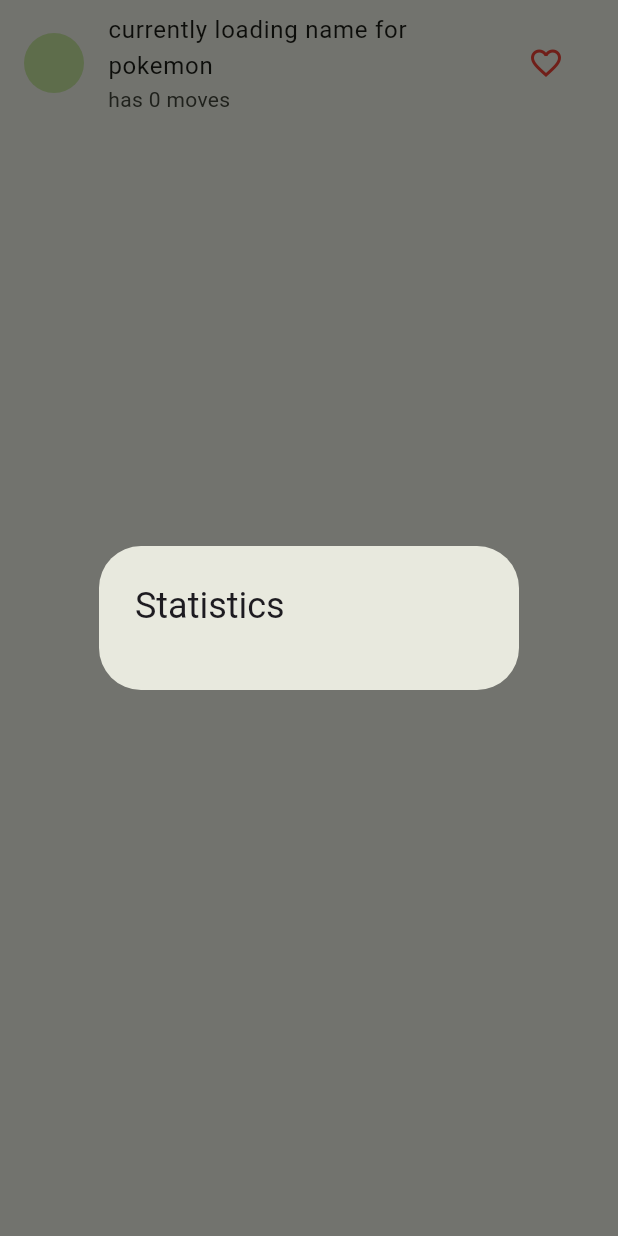
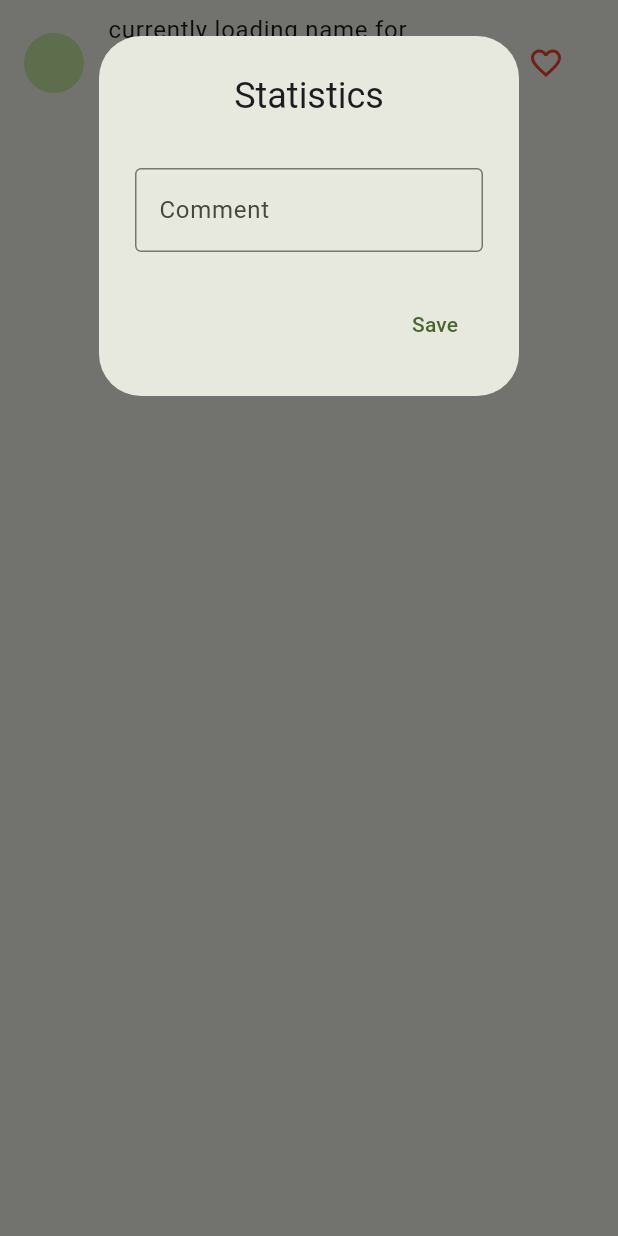
Before and after one commit to pujanpoudel/pokemon, a Flutter app: the PokemonListTile widget shown alone on an empty page, opened directly with empty values, after a tap on "currently loading name for pokemon", on a phone screen of 412 x 824 dp. Run offline on Flutter 3.47's test engine with Material 3 defaults, Android fonts, the phone set to English and light mode, and no system bars; drawn by our look-alikes of skeletonizer; our stand-ins replace dio, flutter_riverpod, get_it, google_fonts, shared_preferences; accounts and stored records are empty; network calls fail; Roboto replaces fonts that are missing (Quattrocento).

Commit message:
starting over comment feature

```diff
--- a/lib/models/pokemon.dart
+++ b/lib/models/pokemon.dart
@@ -74,8 +74,8 @@ class Pokemon {
   List<Stats>? stats;
   int? weight;
 
-  Pokemon(
-      {this.abilities,
+  Pokemon({
+    this.abilities,
     this.height,
     this.id,
     this.moves,
@@ -83,7 +83,8 @@ class Pokemon {
     this.species,
     this.sprites,
     this.stats,
-      this.weight});
+    this.weight,
+  });
 
   Pokemon.fromJson(Map<String, dynamic> json) {
     if (json['abilities'] != null) {
@@ -268,6 +269,7 @@ class Stats {
     final Map<String, dynamic> data = <String, dynamic>{};
     data['base_stat'] = baseStat;
     data['effort'] = effort;
+    // data['comment'] = comment;
     if (stat != null) {
       data['stat'] = stat!.toJson();
     }
--- a/lib/services/database_service.dart
+++ b/lib/services/database_service.dart
@@ -3,7 +3,7 @@ import 'package:shared_preferences/shared_preferences.dart';
 class DatabaseService {
   DatabaseService();
 
-  Future<bool?> saveList(String key, List<String> value) async {
+  Future<bool?> saveLikedList(String key, List<String> value) async {
     try {
       final SharedPreferences prefs = await SharedPreferences.getInstance();
       bool result = await prefs.setStringList(key, value);
@@ -14,7 +14,7 @@ class DatabaseService {
     return false;
   }
 
-  Future<List<String>?> getList(String key) async {
+  Future<List<String>?> getLikedList(String key) async {
     try {
       final SharedPreferences prefs = await SharedPreferences.getInstance();
       List<String>? result = await prefs.getStringList(key);
--- a/lib/widgets/pokemon_list_tile.dart
+++ b/lib/widgets/pokemon_list_tile.dart
@@ -31,6 +31,8 @@ class PokemonListTile extends ConsumerWidget {
       enabled: isLoading,
       child: GestureDetector(
         onTap: () {
+          // var _favouritePokemonsa = _favouritePokemons;
+          // print("object");
           if (!isLoading) {
             showDialog(
                 context: context,
@@ -52,7 +54,8 @@ class PokemonListTile extends ConsumerWidget {
                 ? pokemon.name!.toUpperCase()
                 : "currently loading name for pokemon",
           ),
-          subtitle: Text("has ${pokemon?.moves?.length.toString() ?? 0} moves"),
+          subtitle: Text(
+              "${_favouritePokemons.length} has ${pokemon?.moves?.length.toString() ?? 0} moves"),
           trailing: IconButton(
               onPressed: () {
                 if (_favouritePokemons.contains(pokemonURL)) {
--- a/lib/widgets/pokemon_stats.dart
+++ b/lib/widgets/pokemon_stats.dart
@@ -1,34 +1,81 @@
 import 'package:flutter/material.dart';
 import 'package:flutter_riverpod/flutter_riverpod.dart';
 import 'package:test/providers/pokemon_data_providers.dart';
+import 'package:test/services/database_service.dart'; // Import your DatabaseService
 
-class PokemonStatsCard extends ConsumerWidget {
+class PokemonStatsCard extends ConsumerStatefulWidget {
   final String pokemonURL;
 
-  PokemonStatsCard({super.key, required this.pokemonURL});
+  const PokemonStatsCard({super.key, required this.pokemonURL});
 
   @override
-  Widget build(BuildContext context, WidgetRef ref) {
-    final pokemon = ref.watch(pokemonDataProvider(pokemonURL));
-    return AlertDialog(
-      title: Text("Statistics"),
-      content: pokemon.when(data: (data) {
-        return Column(
+  _PokemonStatsCardState createState() => _PokemonStatsCardState();
+}
+
+class _PokemonStatsCardState extends ConsumerState<PokemonStatsCard> {
+  final TextEditingController _commentController = TextEditingController();
+  final DatabaseService _dbService = DatabaseService();
+  bool _isLoading = false;
+
+  @override
+  void initState() {
+    super.initState();
+  }
+
+  @override
+  void dispose() {
+    _commentController.dispose();
+    super.dispose();
+  }
+
+  @override
+  Widget build(BuildContext context) {
+    final pokemon = ref.watch(pokemonDataProvider(widget.pokemonURL));
+
+    return SingleChildScrollView(
+      child: AlertDialog(
+        title: const Center(child: Text("Statistics")),
+        content: Column(
           mainAxisSize: MainAxisSize.min,
-          children: data?.stats?.map((s) {
-                return Text('${s.stat?.name?.toUpperCase()}: ${s.baseStat}');
-              }).toList() ??
-              [],
-        );
-      }, error: (error, StackTrace) {
-        return Text(
-          error.toString(),
-        );
-      }, loading: () {
-        return const CircularProgressIndicator(
-          color: Colors.white,
-        );
-      }),
+          children: [
+            pokemon.when(
+              data: (data) {
+                return Column(
+                  children: data?.stats?.map((s) {
+                        return Text(
+                            '${s.stat?.name?.toUpperCase()}: ${s.baseStat}');
+                      }).toList() ??
+                      [],
+                );
+              },
+              error: (error, stackTrace) => Text(error.toString()),
+              loading: () =>
+                  const CircularProgressIndicator(color: Colors.white),
+            ),
+            SizedBox(
+              child: Column(children: []),
+            ),
+            const SizedBox(height: 16),
+            _isLoading
+                ? const CircularProgressIndicator()
+                : TextField(
+                    controller: _commentController,
+                    decoration: const InputDecoration(
+                      labelText: "Comment",
+                      border: OutlineInputBorder(),
+                    ),
+                  ),
+          ],
+        ),
+        actions: [
+          TextButton(
+            onPressed: () async {
+              Navigator.of(context).pop(_commentController.text);
+            },
+            child: const Text("Save"),
+          ),
+        ],
+      ),
     );
   }
 }
```
Also changed, not shown: lib/providers/pokemon_data_providers.dart (+5 -4 lines), lib/state/pokemon_state.dart (added, +14 -0 lines), lib/widgets/pokemons_card.dart (+4 -4 lines). Lines whose indentation alone changed are shown as unchanged.
